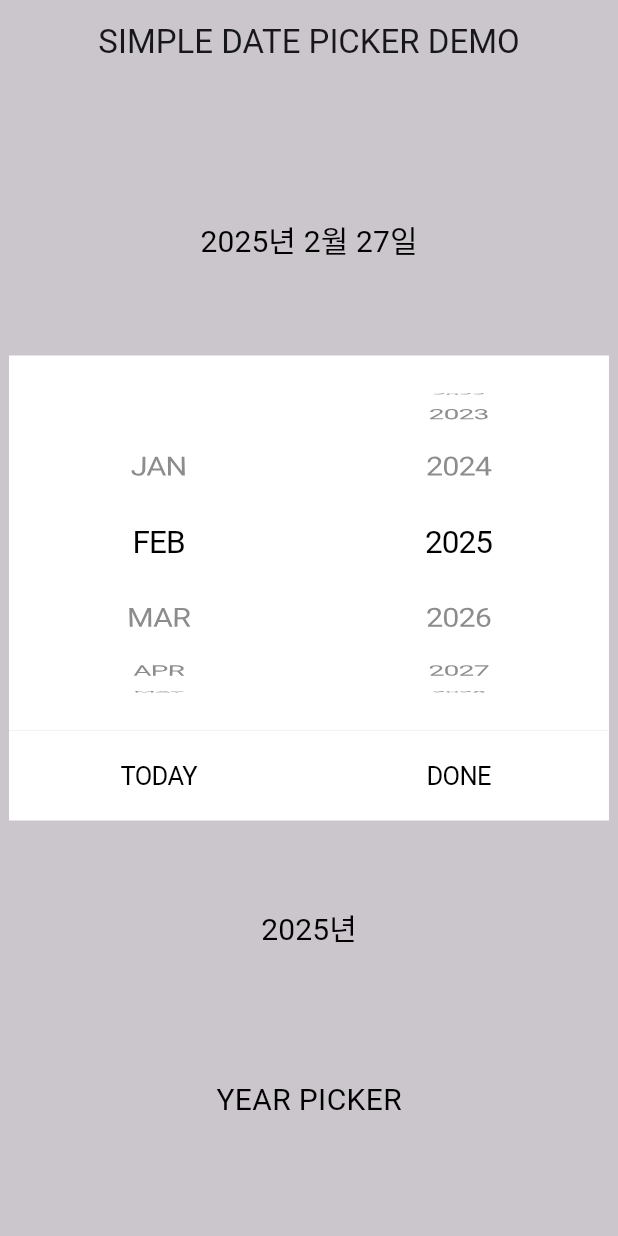
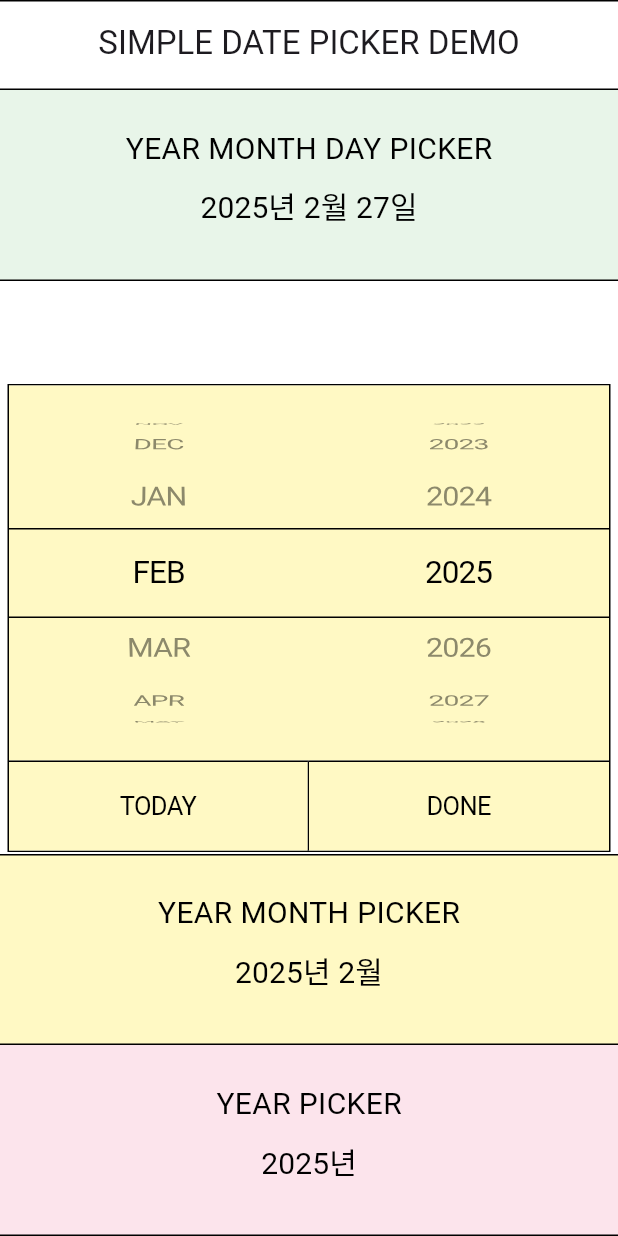
Before and after one commit to hashtag-mood/simple_date_picker, a Flutter app: the screen it shows after launch, after a tap on an icon or button, on a phone screen of 412 x 824 dp. Run offline on Flutter 3.47's test engine with Material 3 defaults, Android fonts, the phone set to English and light mode, and no system bars; our stand-ins replace flutter_bloc.

Commit message:
Add looping member variable and update example app

```diff
--- a/example/lib/main.dart
+++ b/example/lib/main.dart
@@ -1,4 +1,6 @@
+import 'package:example/theme.dart';
 import 'package:example/utils/safe_area_height.dart';
+import 'package:example/widget.dart';
 import 'package:flutter/cupertino.dart';
 import 'package:flutter/material.dart';
 import 'package:simple_date_picker/simple_date_picker.dart';
@@ -45,26 +47,35 @@ class _MyHomePageState extends State<MyHomePage> {
   Widget build(BuildContext context) {
     return SafeArea(
       child: Scaffold(
+        backgroundColor: Colors.white,
         appBar: PreferredSize(
           preferredSize: Size.fromHeight(widget.appBarHeight),
           child: AppBar(
+            backgroundColor: Colors.white,
             title: const Align(
               alignment: Alignment.center,
-              child: Text('SIMPLE DATE PICKER DEMO'),
+              child: Text(
+                'SIMPLE DATE PICKER DEMO',
+                style: TextStyle(height: 1),
               ),
-          )),
+            ),
+            shape: Border.symmetric(
+              horizontal: BorderSide(),
+            ),
+          ),
+        ),
         body: SizedBox(
-        height: safeAreaHeight(context) - widget.appBarHeight,
+          width: MediaQuery.of(context).size.width,
           child: Column(
-          mainAxisAlignment: MainAxisAlignment.spaceEvenly,
             children: [
-            Align(
-              alignment: Alignment.center,
-              child: TextButton(
-                  onPressed: () async {
-                    await showCupertinoModalPopup(
+              datePickerWidget(
                   context: context,
-                      builder: (context) {
+                  color: lightGreenColor,
+                  containerBorder: Border(
+                    bottom: BorderSide(),
+                  ),
+                  pickerTypeDescription: 'YEAR MONTH DAY PICKER',
+                  pickerType: (context) {
                     return simpleDatePicker.yearMonthDayPicker(
                       yearMonthDayDateTime: yearMonthDayDateTime,
                       monthCallback: (int index) {
@@ -93,33 +104,45 @@ class _MyHomePageState extends State<MyHomePage> {
                       },
                       firstYear: firstYear,
                       lastYear: lastYear,
+                      pickerBackgroundColor: lightGreenColor,
+                      todayButtonColor: lightGreenColor,
+                      doneButtonColor: lightGreenColor,
+                      width: 402,
+                      height: 312,
+                      decoration: BoxDecoration(
+                        border: Border.all(),
+                      ),
+                      pickerDecoration: BoxDecoration(
+                        border: Border.symmetric(
+                          horizontal: BorderSide(),
+                        ),
+                      ),
+                      todayButtonDecoration: BoxDecoration(
+                        border: Border(
+                          top: BorderSide(),
+                          right: BorderSide(),
+                        ),
+                      ),
+                      doneButtonDecoration: BoxDecoration(
+                        border: Border(
+                          top: BorderSide(),
+                        ),
+                      ),
                     );
                   },
-                    );
-                  },
-                  child: Text(
-                    '${yearMonthDayDateTime.year}년 ${yearMonthDayDateTime.month}월 ${yearMonthDayDateTime.day}일',
-                    style: const TextStyle(
-                      fontSize: 20,
-                      color: Colors.black,
-                      fontWeight: FontWeight.normal,
+                  dateTime:
+                      '${yearMonthDayDateTime.year}년 ${yearMonthDayDateTime.month}월 ${yearMonthDayDateTime.day}일'),
+              Expanded(
+                child: SizedBox.shrink(),
               ),
-                  )),
+              datePickerWidget(
+                context: context,
+                color: lightYellowColor,
+                containerBorder: Border.symmetric(
+                  horizontal: BorderSide(),
                 ),
-            const Text(
-              'YEAR MONTH DAY PICKER',
-              style: TextStyle(
-                  color: Colors.black,
-                  fontWeight: FontWeight.normal,
-                  fontSize: 20),
-            ),
-            Align(
-              alignment: Alignment.center,
-              child: TextButton(
-                  onPressed: () async {
-                    await showCupertinoModalPopup(
-                      context: context,
-                      builder: (context) {
+                pickerTypeDescription: 'YEAR MONTH PICKER',
+                pickerType: (context) {
                   return simpleDatePicker.yearMonthPicker(
                     yearMonthDateTime: yearMonthDateTime,
                     monthCallback: (int index) {
@@ -136,33 +159,43 @@ class _MyHomePageState extends State<MyHomePage> {
                     },
                     firstYear: firstYear,
                     lastYear: lastYear,
+                    pickerBackgroundColor: lightYellowColor,
+                    todayButtonColor: lightYellowColor,
+                    doneButtonColor: lightYellowColor,
+                    width: 402,
+                    height: 312,
+                    decoration: BoxDecoration(
+                      border: Border.all(),
+                    ),
+                    pickerDecoration: BoxDecoration(
+                      border: Border.symmetric(
+                        horizontal: BorderSide(),
+                      ),
+                    ),
+                    todayButtonDecoration: BoxDecoration(
+                      border: Border(
+                        right: BorderSide(),
+                        top: BorderSide(),
+                      ),
+                    ),
+                    doneButtonDecoration: BoxDecoration(
+                      border: Border(
+                        top: BorderSide(),
+                      ),
+                    ),
                   );
                 },
-                    );
-                  },
-                  child: Text(
+                dateTime:
                     '${yearMonthDateTime.year}년 ${yearMonthDateTime.month}월',
-                    style: const TextStyle(
-                      fontSize: 20,
-                      color: Colors.black,
-                      fontWeight: FontWeight.normal,
               ),
-                  )),
+              datePickerWidget(
+                context: context,
+                color: lightPinkColor,
+                containerBorder: Border(
+                  bottom: BorderSide(),
                 ),
-            const Text(
-              'YEAR MONTH PICKER',
-              style: TextStyle(
-                  color: Colors.black,
-                  fontWeight: FontWeight.normal,
-                  fontSize: 20),
-            ),
-            Align(
-              alignment: Alignment.center,
-              child: TextButton(
-                  onPressed: () async {
-                    await showCupertinoModalPopup(
-                      context: context,
-                      builder: (context) {
+                pickerTypeDescription: 'YEAR PICKER',
+                pickerType: (context) {
                   return simpleDatePicker.yearPicker(
                     yearDateTime: yearDateTime,
                     yearCallback: (int index) {
@@ -172,29 +205,38 @@ class _MyHomePageState extends State<MyHomePage> {
                     },
                     firstYear: firstYear,
                     lastYear: lastYear,
+                    pickerBackgroundColor: lightPinkColor,
+                    todayButtonColor: lightPinkColor,
+                    doneButtonColor: lightPinkColor,
+                    width: 402,
+                    height: 312,
+                    decoration: BoxDecoration(
+                      border: Border.all(),
+                    ),
+                    pickerDecoration: BoxDecoration(
+                      border: Border.symmetric(
+                        horizontal: BorderSide(),
+                      ),
+                    ),
+                    todayButtonDecoration: BoxDecoration(
+                      border: Border(
+                        right: BorderSide(),
+                        top: BorderSide(),
+                      ),
+                    ),
+                    doneButtonDecoration: BoxDecoration(
+                      border: Border(
+                        top: BorderSide(),
+                      ),
+                    ),
                   );
                 },
-                    );
-                  },
-                  child: Text(
-                    '${yearDateTime.year}년',
-                    style: const TextStyle(
-                      fontSize: 20,
-                      color: Colors.black,
-                      fontWeight: FontWeight.normal,
-                    ),
-                  )),
-            ),
-            const Text(
-              'YEAR PICKER',
-              style: TextStyle(
-                  color: Colors.black,
-                  fontWeight: FontWeight.normal,
-                  fontSize: 20),
+                dateTime: '${yearDateTime.year}년',
               ),
             ],
           ),
         ),
-    ));
+      ),
+    );
   }
 }
--- /dev/null
+++ b/example/lib/theme.dart
@@ -0,0 +1,7 @@
+import 'package:flutter/material.dart';
+
+Color lightGreenColor = Colors.green.shade50;
+
+Color lightYellowColor = Colors.yellow.shade100;
+
+Color lightPinkColor = Colors.pink.shade50;
--- /dev/null
+++ b/example/lib/widget.dart
@@ -0,0 +1,48 @@
+import 'package:example/utils/safe_area_height.dart';
+import 'package:flutter/cupertino.dart';
+import 'package:flutter/material.dart';
+import 'package:simple_date_picker/simple_date_picker.dart';
+
+Widget datePickerWidget(
+    {required BuildContext context,
+    required Color color,
+    required Border containerBorder,
+    required String pickerTypeDescription,
+    required Widget Function(BuildContext) pickerType,
+    required String dateTime}) {
+  return Container(
+    decoration: BoxDecoration(
+      color: color,
+      border: containerBorder,
+    ),
+    width: MediaQuery.of(context).size.width,
+    height: (safeAreaHeight(context) - 60) / 6,
+    child: Column(
+      mainAxisAlignment: MainAxisAlignment.center,
+      children: [
+        Text(
+          pickerTypeDescription,
+          style: TextStyle(
+              color: Colors.black, fontWeight: FontWeight.normal, fontSize: 20),
+        ),
+        TextButton(
+          onPressed: () async {
+            await showCupertinoModalPopup(
+              barrierColor: Colors.transparent,
+              context: context,
+              builder: pickerType,
+            );
+          },
+          child: Text(
+            dateTime,
+            style: const TextStyle(
+              fontSize: 20,
+              color: Colors.black,
+              fontWeight: FontWeight.normal,
+            ),
+          ),
+        ),
+      ],
+    ),
+  );
+}
--- a/lib/simple_date_picker.dart
+++ b/lib/simple_date_picker.dart
@@ -15,11 +15,11 @@ class SimpleDatePicker {
       required final Function(int) yearCallback,
       final int firstYear = 1900,
       final int lastYear = 2100,
-      final Color? barrierColor = kCupertinoModalBarrierColor,
       final Decoration? decoration,
+      final bool looping = true,
       final EdgeInsetsGeometry padding = EdgeInsets.zero,
       final double width = 400,
-      final double height = 350,
+      final double height = 310,
       final double? yearWidth,
       final double yearHeight = 250,
       final Decoration? pickerDecoration,
@@ -45,8 +45,8 @@ class SimpleDatePicker {
       yearDateTime: yearDateTime,
       firstYear: firstYear,
       lastYear: lastYear,
-      barrierColor: barrierColor,
       decoration: decoration,
+      looping: looping,
       padding: padding,
       width: width,
       height: height,
@@ -71,17 +71,17 @@ class SimpleDatePicker {
     );
   }
 
-  Widget yearMonthPicker(
-      {required final DateTime yearMonthDateTime,
+  Widget yearMonthPicker({
+    required final DateTime yearMonthDateTime,
     required final Function(int) monthCallback,
     required final Function(int) yearCallback,
     final int firstYear = 1900,
     final int lastYear = 2100,
-  final Color barrierColor = kCupertinoModalBarrierColor,
     final Decoration? decoration,
+    final bool looping = true,
     final EdgeInsetsGeometry padding = EdgeInsets.zero,
     final double width = 400,
-  final double height = 350,
+    final double height = 310,
     final double monthWidth = 200,
     final double yearWidth = 200,
     final double pickerHeight = 250,
@@ -96,20 +96,22 @@ class SimpleDatePicker {
     final Color todayButtonColor = Colors.white,
     final Decoration? todayButtonDecoration,
     final String todayButtonText = 'TODAY',
-  final TextStyle? todayButtonTextStyle = const TextStyle(color: Colors.black),
+    final TextStyle? todayButtonTextStyle =
+        const TextStyle(color: Colors.black),
     final double doneButtonWidth = 200,
     final Color doneButtonColor = Colors.white,
     final Decoration? doneButtonDecoration,
     final String doneButtonText = 'DONE',
-  final TextStyle? doneButtonTextStyle = const TextStyle(color: Colors.black),}) {
+    final TextStyle? doneButtonTextStyle = const TextStyle(color: Colors.black),
+  }) {
     return SimpleYearMonthPickerWidget(
       yearMonthDateTime: yearMonthDateTime,
       monthCallback: monthCallback,
       yearCallback: yearCallback,
       firstYear: firstYear,
       lastYear: lastYear,
-      barrierColor: barrierColor,
       decoration: decoration,
+      looping: looping,
       padding: padding,
       width: width,
       height: height,
@@ -136,18 +138,18 @@ class SimpleDatePicker {
     );
   }
 
-  Widget yearMonthDayPicker(
-      {required final DateTime yearMonthDayDateTime,
+  Widget yearMonthDayPicker({
+    required final DateTime yearMonthDayDateTime,
     required final Function(int) monthCallback,
     required final Function(int) dayCallback,
     required final Function(int) yearCallback,
     final int firstYear = 1900,
     final int lastYear = 2100,
-        final Color? barrierColor,
     final Decoration? decoration,
+    final bool looping = true,
     final EdgeInsetsGeometry padding = EdgeInsets.zero,
     final double width = 400,
-        final double height = 350,
+    final double height = 310,
     final double monthWidth = 120,
     final double dayWidth = 120,
     final double yearWidth = 160,
@@ -169,7 +171,8 @@ class SimpleDatePicker {
     final Color doneButtonColor = Colors.white,
     final Decoration? doneButtonDecoration,
     final String doneButtonText = 'DONE',
-        final TextStyle doneButtonTextStyle = const TextStyle(color: Colors.black),}) {
+    final TextStyle doneButtonTextStyle = const TextStyle(color: Colors.black),
+  }) {
     return SimpleYearMonthDayPickerWidget(
       yearMonthDayDateTime: yearMonthDayDateTime,
       monthCallback: monthCallback,
@@ -177,8 +180,8 @@ class SimpleDatePicker {
       yearCallback: yearCallback,
       firstYear: firstYear,
       lastYear: lastYear,
-      barrierColor: barrierColor,
       decoration: decoration,
+      looping: looping,
       padding: padding,
       width: width,
       height: height,
--- a/lib/widget/custom_cupertino_picker.dart
+++ b/lib/widget/custom_cupertino_picker.dart
@@ -2,6 +2,7 @@ import 'package:flutter/cupertino.dart';
 
 class CustomCupertinoPicker extends StatelessWidget {
   final Decoration? decoration;
+  final bool looping;
   final Color backgroundColor;
   final double itemExtent;
   final FixedExtentScrollController controller;
@@ -11,6 +12,7 @@ class CustomCupertinoPicker extends StatelessWidget {
   const CustomCupertinoPicker(
       {super.key,
         this.decoration,
+        required this.looping,
         required this.backgroundColor,
         required this.itemExtent,
         required this.onChangedCallback,
@@ -23,6 +25,7 @@ class CustomCupertinoPicker extends StatelessWidget {
       selectionOverlay: Container(
         decoration: decoration,
       ),
+      looping: looping,
       backgroundColor: backgroundColor,
       scrollController: controller,
       itemExtent: itemExtent,
--- a/lib/widget/simple_year_month_day_picker_widget.dart
+++ b/lib/widget/simple_year_month_day_picker_widget.dart
@@ -9,8 +9,8 @@ class SimpleYearMonthDayPickerWidget extends StatefulWidget {
   final Function(int) yearCallback;
   final int firstYear;
   final int lastYear;
-  final Color? barrierColor;
   final Decoration? decoration;
+  final bool looping;
   final EdgeInsetsGeometry padding;
   final double width;
   final double height;
@@ -45,8 +45,8 @@ class SimpleYearMonthDayPickerWidget extends StatefulWidget {
     required this.yearCallback,
     this.firstYear = 1900,
     this.lastYear = 2100,
-    this.barrierColor,
     this.decoration,
+    this.looping = true,
     this.padding = EdgeInsets.zero,
     this.width = 400,
     this.height = 350,
@@ -107,6 +107,7 @@ class _SimpleYearMonthDayPickerWidgetState extends State<SimpleYearMonthDayPicke
                     child: CustomCupertinoPicker(
                       // month
                       decoration: widget.pickerDecoration,
+                      looping: widget.looping,
                       backgroundColor: widget.pickerBackgroundColor,
                       itemExtent: widget.itemHeight,
                       controller: monthController,
@@ -131,6 +132,7 @@ class _SimpleYearMonthDayPickerWidgetState extends State<SimpleYearMonthDayPicke
                     child: CustomCupertinoPicker(
                       // day
                       decoration: widget.pickerDecoration,
+                      looping: widget.looping,
                       backgroundColor: widget.pickerBackgroundColor,
                       itemExtent: widget.itemHeight,
                       controller: dayController,
@@ -155,6 +157,7 @@ class _SimpleYearMonthDayPickerWidgetState extends State<SimpleYearMonthDayPicke
                     child: CustomCupertinoPicker(
                       // year
                       decoration: widget.pickerDecoration,
+                      looping: widget.looping,
                       backgroundColor: widget.pickerBackgroundColor,
                       itemExtent: widget.itemHeight,
                       controller: yearController,
--- a/lib/widget/simple_year_month_picker_widget.dart
+++ b/lib/widget/simple_year_month_picker_widget.dart
@@ -8,8 +8,8 @@ class SimpleYearMonthPickerWidget extends StatefulWidget {
   final Function(int) yearCallback;
   final int firstYear;
   final int lastYear;
-  final Color? barrierColor;
   final Decoration? decoration;
+  final bool looping;
   final EdgeInsetsGeometry? padding;
   final double? width;
   final double? height;
@@ -41,8 +41,8 @@ class SimpleYearMonthPickerWidget extends StatefulWidget {
     required this.yearCallback,
     this.firstYear = 1900,
     this.lastYear = 2100,
-    this.barrierColor = kCupertinoModalBarrierColor,
     this.decoration,
+    this.looping = true,
     this.padding = EdgeInsets.zero,
     this.width = 400,
     this.height = 350,
@@ -114,6 +114,7 @@ class _SimpleYearMonthPickerWidgetState
                   child: CustomCupertinoPicker(
                     // month
                     decoration: widget.pickerDecoration,
+                    looping: widget.looping,
                     backgroundColor: widget.pickerBackgroundColor,
                     itemExtent: widget.itemHeight,
                     controller: monthController,
@@ -138,6 +139,7 @@ class _SimpleYearMonthPickerWidgetState
                   child: CustomCupertinoPicker(
                     // year
                     decoration: widget.pickerDecoration,
+                    looping: widget.looping,
                     backgroundColor: widget.pickerBackgroundColor,
                     itemExtent: widget.itemHeight,
                     controller: yearController,
--- a/lib/widget/simple_year_picker_widget.dart
+++ b/lib/widget/simple_year_picker_widget.dart
@@ -7,8 +7,8 @@ class SimpleYearPickerWidget extends StatefulWidget {
   final Function(int) onChangedCallback;
   final int firstYear;
   final int lastYear;
-  final Color? barrierColor;
   final Decoration? decoration;
+  final bool looping;
   final EdgeInsetsGeometry padding;
   final double width;
   final double height;
@@ -37,8 +37,8 @@ class SimpleYearPickerWidget extends StatefulWidget {
     required this.onChangedCallback,
     this.firstYear = 1900,
     this.lastYear = 2100,
-    this.barrierColor,
     this.decoration,
+    this.looping = true,
     this.padding = EdgeInsets.zero,
     this.width = 400,
     this.height = 350,
@@ -87,6 +87,7 @@ class _SimpleYearPickerWidgetState extends State<SimpleYearPickerWidget> {
               child: CustomCupertinoPicker(
                 // year
                 decoration: widget.pickerDecoration,
+                looping: widget.looping,
                 backgroundColor: widget.pickerBackgroundColor,
                 itemExtent: widget.itemHeight,
                 controller: yearController,
```
Also changed, not shown: SHOWCASE.gif, example/pubspec.lock, 125 other files. Lines whose indentation alone changed are shown as unchanged.
